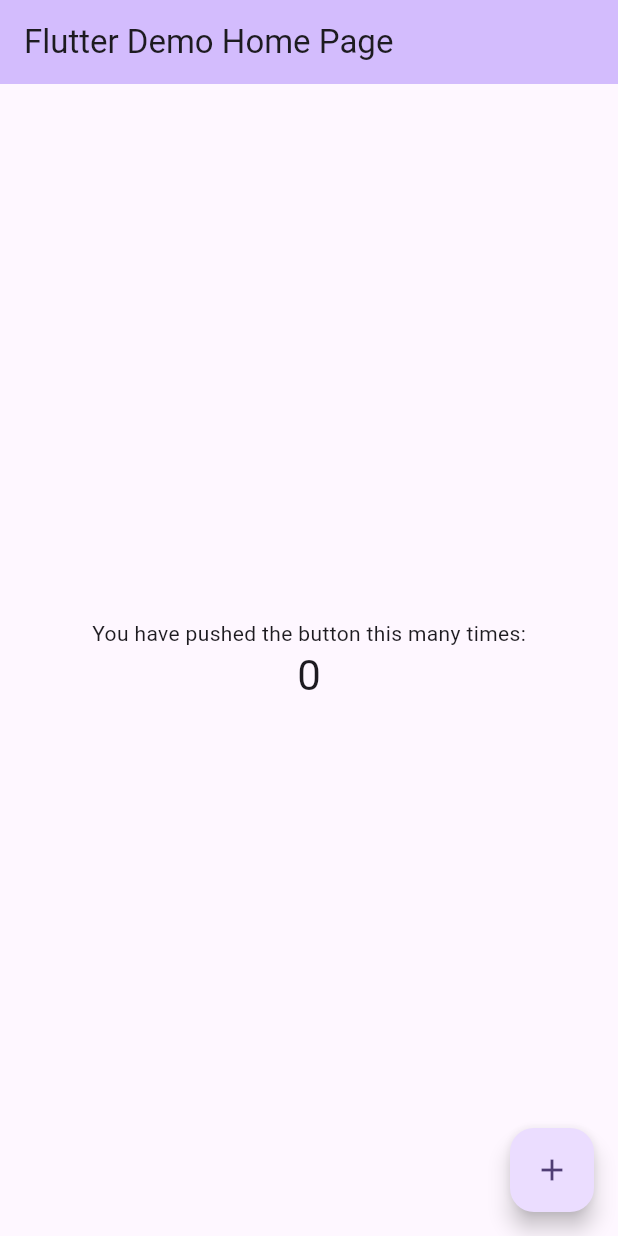
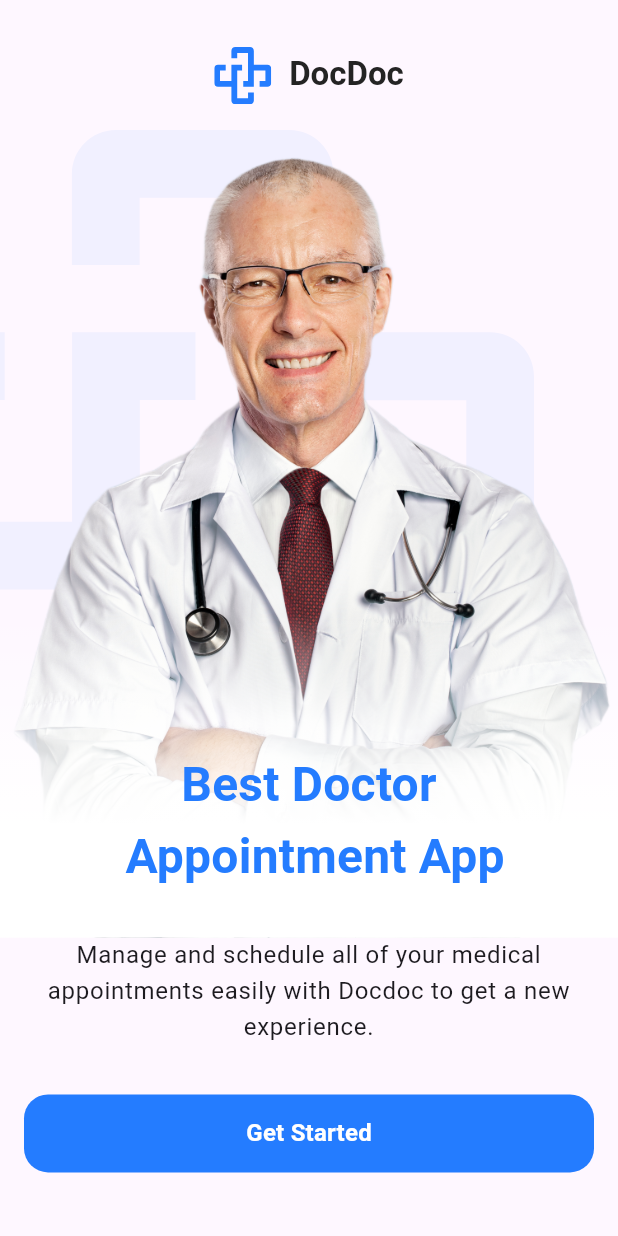
Before and after one commit to Abdo-mohamed727/Docdoc, a Flutter app: the screen it shows after launch, on a phone screen of 412 x 824 dp. Run offline on Flutter 3.47's test engine with Material 3 defaults, Android fonts, the phone set to English and light mode, and no system bars; our stand-ins replace flutter_screenutil, flutter_svg.

Commit message:
onboarding screen

```diff
--- /dev/null
+++ b/lib/Core/Helpers/app_constants.dart
@@ -0,0 +1,3 @@
+class AppConstants {
+  static const String appname = 'DocDoc';
+}
--- /dev/null
+++ b/lib/Core/Routing/router.dart
@@ -0,0 +1,28 @@
+import 'package:docdoc/Core/Routing/routes.dart';
+import 'package:docdoc/Features/login/Ui/Screens/login_screen.dart';
+import 'package:docdoc/Features/onboarding/on_boarding_screen.dart';
+import 'package:flutter/material.dart';
+
+class AppRouter {
+  // ignore: non_constant_identifier_names
+  static Route<dynamic> OngenerateRoute(RouteSettings settings) {
+    switch (settings.name) {
+      case AppRoutes.onboardingScreen:
+        return MaterialPageRoute(
+          builder: (_) => OnBoardingScreen(),
+          settings: settings,
+        );
+      case AppRoutes.loginpage:
+        return MaterialPageRoute(
+          builder: (_) => LoginScreen(),
+          settings: settings,
+        );
+      default:
+        return MaterialPageRoute(
+          builder: (_) => Scaffold(
+            body: Center(child: Text('no route found for${settings.name}')),
+          ),
+        );
+    }
+  }
+}
--- /dev/null
+++ b/lib/Core/Routing/routes.dart
@@ -0,0 +1,4 @@
+class AppRoutes {
+  static const String onboardingScreen = '/onboardingscraan';
+  static const String loginpage = '/loginpage';
+}
--- /dev/null
+++ b/lib/Core/Theming/app_colors.dart
@@ -0,0 +1,7 @@
+import 'package:flutter/material.dart';
+
+class AppColors {
+  static const Color primary = Color(0xFF247CFF);
+  static const Color black = Color(0xFF242424);
+  static Color white = Color(0xFFFFFFFF);
+}
--- /dev/null
+++ b/lib/Features/login/Ui/Screens/login_screen.dart
@@ -0,0 +1,10 @@
+import 'package:flutter/material.dart';
+
+class LoginScreen extends StatelessWidget {
+  const LoginScreen({super.key});
+
+  @override
+  Widget build(BuildContext context) {
+    return Scaffold(body: Center(child: Text('Login SCreen')));
+  }
+}
--- /dev/null
+++ b/lib/Features/onboarding/on_boarding_screen.dart
@@ -0,0 +1,44 @@
+import 'package:docdoc/Features/onboarding/widgets/doc_logo_and_name.dart';
+import 'package:docdoc/Features/onboarding/widgets/docdoc_image_and_text.dart';
+import 'package:docdoc/Features/onboarding/widgets/get_started_button.dart';
+import 'package:flutter/material.dart';
+import 'package:flutter_screenutil/flutter_screenutil.dart';
+
+class OnBoardingScreen extends StatelessWidget {
+  const OnBoardingScreen({super.key});
+
+  @override
+  Widget build(BuildContext context) {
+    return Scaffold(
+      body: SafeArea(
+        child: Padding(
+          padding: EdgeInsets.only(top: 30.h, bottom: 30.h),
+          child: SingleChildScrollView(
+            child: Column(
+              crossAxisAlignment: CrossAxisAlignment.center,
+              children: [
+                DocLogoAndName(),
+                SizedBox(height: 16.h),
+                DocdocImageAndText(),
+                Padding(
+                  padding: const EdgeInsets.symmetric(horizontal: 16),
+                  child: Column(
+                    children: [
+                      Text(
+                        'Manage and schedule all of your medical appointments easily with Docdoc to get a new experience.',
+                        textAlign: TextAlign.center,
+                        style: Theme.of(context).textTheme.bodyLarge,
+                      ),
+                      SizedBox(height: 32.h),
+                      GetStartedButton(),
+                    ],
+                  ),
+                ),
+              ],
+            ),
+          ),
+        ),
+      ),
+    );
+  }
+}
--- /dev/null
+++ b/lib/Features/onboarding/widgets/doc_logo_and_name.dart
@@ -0,0 +1,26 @@
+import 'package:docdoc/Core/Theming/app_colors.dart';
+import 'package:flutter/material.dart';
+import 'package:flutter_screenutil/flutter_screenutil.dart';
+import 'package:flutter_svg/svg.dart';
+
+class DocLogoAndName extends StatelessWidget {
+  const DocLogoAndName({super.key});
+
+  @override
+  Widget build(BuildContext context) {
+    return Row(
+      mainAxisAlignment: MainAxisAlignment.center,
+      children: [
+        SvgPicture.asset('assets/svgs/docdoc_logo.svg'),
+        SizedBox(width: 10.w),
+        Text(
+          'DocDoc',
+          style: Theme.of(context).textTheme.titleLarge!.copyWith(
+            fontWeight: FontWeight.bold,
+            color: AppColors.black,
+          ),
+        ),
+      ],
+    );
+  }
+}
--- /dev/null
+++ b/lib/Features/onboarding/widgets/docdoc_image_and_text.dart
@@ -0,0 +1,42 @@
+import 'package:docdoc/Core/Theming/app_colors.dart';
+import 'package:flutter/material.dart';
+import 'package:flutter_svg/svg.dart';
+
+class DocdocImageAndText extends StatelessWidget {
+  const DocdocImageAndText({super.key});
+
+  @override
+  Widget build(BuildContext context) {
+    return Stack(
+      children: [
+        SvgPicture.asset('assets/svgs/docdoc_background_logo.svg'),
+        Container(
+          foregroundDecoration: BoxDecoration(
+            gradient: LinearGradient(
+              colors: [AppColors.white, Colors.white.withValues(alpha: 0)],
+              begin: Alignment.bottomCenter,
+              end: Alignment.topCenter,
+              stops: [.14, .4],
+            ),
+          ),
+          child: Image.asset('assets/images/docdoc_image.png'),
+        ),
+        Positioned(
+          bottom: 30,
+          left: 0,
+          right: 0,
+
+          child: Text(
+            textAlign: TextAlign.center,
+            'Best Doctor \n Appointment App',
+            style: Theme.of(context).textTheme.titleMedium!.copyWith(
+              color: AppColors.primary,
+              fontSize: 32,
+              fontWeight: FontWeight.bold,
+            ),
+          ),
+        ),
+      ],
+    );
+  }
+}
--- /dev/null
+++ b/lib/Features/onboarding/widgets/get_started_button.dart
@@ -0,0 +1,37 @@
+import 'package:docdoc/Core/Routing/routes.dart';
+import 'package:docdoc/Core/Theming/app_colors.dart';
+import 'package:flutter/material.dart';
+
+class GetStartedButton extends StatelessWidget {
+  const GetStartedButton({super.key});
+
+  @override
+  Widget build(BuildContext context) {
+    return SizedBox(
+      width: double.infinity,
+      height: 52,
+      child: TextButton(
+        onPressed: () {
+          Navigator.of(context).pushNamed(AppRoutes.loginpage);
+        },
+        style: ButtonStyle(
+          backgroundColor: WidgetStatePropertyAll<Color>(AppColors.primary),
+          tapTargetSize: MaterialTapTargetSize.shrinkWrap,
+
+          shape: WidgetStateProperty.all(
+            RoundedRectangleBorder(
+              borderRadius: BorderRadiusGeometry.circular(16),
+            ),
+          ),
+        ),
+        child: Text(
+          'Get Started',
+          style: Theme.of(context).textTheme.titleMedium!.copyWith(
+            color: AppColors.white,
+            fontWeight: FontWeight.bold,
+          ),
+        ),
+      ),
+    );
+  }
+}
--- a/lib/main.dart
+++ b/lib/main.dart
@@ -1,4 +1,9 @@
+import 'package:docdoc/Core/Helpers/app_constants.dart';
+import 'package:docdoc/Core/Routing/router.dart';
+import 'package:docdoc/Core/Routing/routes.dart';
+import 'package:docdoc/Core/Theming/app_colors.dart';
 import 'package:flutter/material.dart';
+import 'package:flutter_screenutil/flutter_screenutil.dart';
 
 void main() {
   runApp(const MyApp());
@@ -10,113 +15,16 @@ class MyApp extends StatelessWidget {
   // This widget is the root of your application.
   @override
   Widget build(BuildContext context) {
-    return MaterialApp(
-      title: 'Flutter Demo',
-      theme: ThemeData(
-        // This is the theme of your application.
-        //
-        // TRY THIS: Try running your application with "flutter run". You'll see
-        // the application has a purple toolbar. Then, without quitting the app,
-        // try changing the seedColor in the colorScheme below to Colors.green
-        // and then invoke "hot reload" (save your changes or press the "hot
-        // reload" button in a Flutter-supported IDE, or press "r" if you used
-        // the command line to start the app).
-        //
-        // Notice that the counter didn't reset back to zero; the application
-        // state is not lost during the reload. To reset the state, use hot
-        // restart instead.
-        //
-        // This works for code too, not just values: Most code changes can be
-        // tested with just a hot reload.
-        colorScheme: ColorScheme.fromSeed(seedColor: Colors.deepPurple),
+    return ScreenUtilInit(
+      designSize: const Size(375, 812),
+      minTextAdapt: true,
+      child: MaterialApp(
+        debugShowCheckedModeBanner: false,
+        title: AppConstants.appname,
+        theme: ThemeData(primaryColor: AppColors.primary),
+        onGenerateRoute: AppRouter.OngenerateRoute,
+        initialRoute: AppRoutes.onboardingScreen,
       ),
-      home: const MyHomePage(title: 'Flutter Demo Home Page'),
     );
   }
 }
-
-class MyHomePage extends StatefulWidget {
-  const MyHomePage({super.key, required this.title});
-
-  // This widget is the home page of your application. It is stateful, meaning
-  // that it has a State object (defined below) that contains fields that affect
-  // how it looks.
-
-  // This class is the configuration for the state. It holds the values (in this
-  // case the title) provided by the parent (in this case the App widget) and
-  // used by the build method of the State. Fields in a Widget subclass are
-  // always marked "final".
-
-  final String title;
-
-  @override
-  State<MyHomePage> createState() => _MyHomePageState();
-}
-
-class _MyHomePageState extends State<MyHomePage> {
-  int _counter = 0;
-
-  void _incrementCounter() {
-    setState(() {
-      // This call to setState tells the Flutter framework that something has
-      // changed in this State, which causes it to rerun the build method below
-      // so that the display can reflect the updated values. If we changed
-      // _counter without calling setState(), then the build method would not be
-      // called again, and so nothing would appear to happen.
-      _counter++;
-    });
-  }
-
-  @override
-  Widget build(BuildContext context) {
-    // This method is rerun every time setState is called, for instance as done
-    // by the _incrementCounter method above.
-    //
-    // The Flutter framework has been optimized to make rerunning build methods
-    // fast, so that you can just rebuild anything that needs updating rather
-    // than having to individually change instances of widgets.
-    return Scaffold(
-      appBar: AppBar(
-        // TRY THIS: Try changing the color here to a specific color (to
-        // Colors.amber, perhaps?) and trigger a hot reload to see the AppBar
-        // change color while the other colors stay the same.
-        backgroundColor: Theme.of(context).colorScheme.inversePrimary,
-        // Here we take the value from the MyHomePage object that was created by
-        // the App.build method, and use it to set our appbar title.
-        title: Text(widget.title),
-      ),
-      body: Center(
-        // Center is a layout widget. It takes a single child and positions it
-        // in the middle of the parent.
-        child: Column(
-          // Column is also a layout widget. It takes a list of children and
-          // arranges them vertically. By default, it sizes itself to fit its
-          // children horizontally, and tries to be as tall as its parent.
-          //
-          // Column has various properties to control how it sizes itself and
-          // how it positions its children. Here we use mainAxisAlignment to
-          // center the children vertically; the main axis here is the vertical
-          // axis because Columns are vertical (the cross axis would be
-          // horizontal).
-          //
-          // TRY THIS: Invoke "debug painting" (choose the "Toggle Debug Paint"
-          // action in the IDE, or press "p" in the console), to see the
-          // wireframe for each widget.
-          mainAxisAlignment: MainAxisAlignment.center,
-          children: <Widget>[
-            const Text('You have pushed the button this many times:'),
-            Text(
-              '$_counter',
-              style: Theme.of(context).textTheme.headlineMedium,
-            ),
-          ],
-        ),
-      ),
-      floatingActionButton: FloatingActionButton(
-        onPressed: _incrementCounter,
-        tooltip: 'Increment',
-        child: const Icon(Icons.add),
-      ), // This trailing comma makes auto-formatting nicer for build methods.
-    );
-  }
-}
```
Also changed, not shown: pubspec.yaml (+23 -51 lines), assets/images/docdoc_image.png (added), assets/svgs/docdoc_background_logo.svg (added), assets/svgs/docdoc_logo.svg (added), pubspec.lock, 1 other file.
